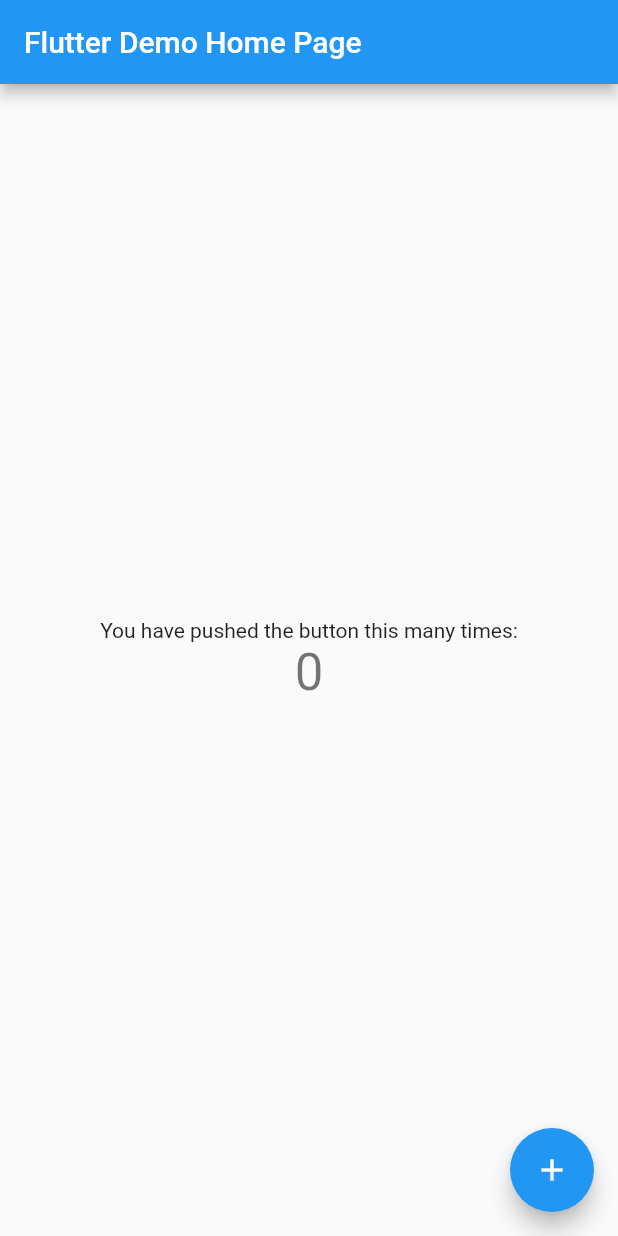
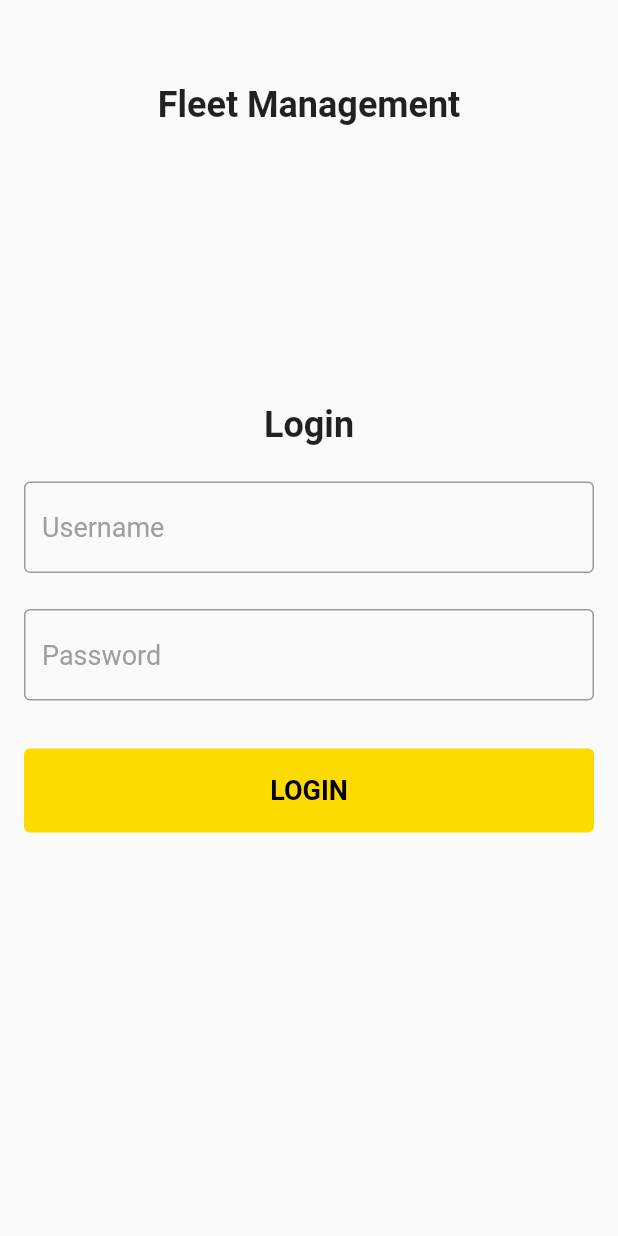
Before and after one commit to unknownaloy/max_task, a Flutter app: the screen it shows after launch, on a phone screen of 412 x 824 dp. Run offline on Flutter 3.47's test engine with Material 2 defaults, Android fonts, the phone set to English and light mode, and no system bars; our stand-ins replace google_fonts; Roboto replaces fonts that are missing (Questrial).

Commit message:
Added the login screen with form validation. Created the auth view model and method to handle login logic

```diff
--- /dev/null
+++ b/lib/components/authenticator_validator.dart
@@ -0,0 +1,18 @@
+import 'package:flutter/material.dart';
+import 'package:max_task/screens/login_screen.dart';
+import 'package:max_task/view_models/auth_view_model.dart';
+import 'package:provider/provider.dart';
+
+class AuthenticatorValidator extends StatelessWidget {
+  const AuthenticatorValidator({Key? key}) : super(key: key);
+
+  @override
+  Widget build(BuildContext context) {
+    final authViewModel = context.watch<AuthViewModel>();
+
+    if (!authViewModel.isAuthenticated) {
+      return const LoginScreen();
+    }
+    return const Placeholder();
+  }
+}
--- /dev/null
+++ b/lib/enums/query_state.dart
@@ -0,0 +1,4 @@
+enum QueryState {
+  querying,
+  notQuerying,
+}
--- a/lib/main.dart
+++ b/lib/main.dart
@@ -1,4 +1,7 @@
 import 'package:flutter/material.dart';
+import 'package:max_task/components/authenticator_validator.dart';
+import 'package:max_task/view_models/auth_view_model.dart';
+import 'package:provider/provider.dart';
 
 void main() {
   runApp(const MyApp());
@@ -10,106 +13,20 @@
   // This widget is the root of your application.
   @override
   Widget build(BuildContext context) {
-    return MaterialApp(
-      title: 'Flutter Demo',
-      theme: ThemeData(
-        // This is the theme of your application.
-        //
-        // Try running your application with "flutter run". You'll see the
-        // application has a blue toolbar. Then, without quitting the app, try
-        // changing the primarySwatch below to Colors.green and then invoke
-        // "hot reload" (press "r" in the console where you ran "flutter run",
-        // or simply save your changes to "hot reload" in a Flutter IDE).
-        // Notice that the counter didn't reset back to zero; the application
-        // is not restarted.
-        primarySwatch: Colors.blue,
+    return MultiProvider(
+      providers: [
+        ChangeNotifierProvider<AuthViewModel>(
+          create: (_) => AuthViewModel(),
+        ),
+      ],
+      child: MaterialApp(
+        debugShowCheckedModeBanner: false,
+        title: 'Flutter Demo',
+        theme: ThemeData(
+          primarySwatch: Colors.blue,
+        ),
+        home: const AuthenticatorValidator(),
       ),
-      home: const MyHomePage(title: 'Flutter Demo Home Page'),
     );
   }
 }
-
-class MyHomePage extends StatefulWidget {
-  const MyHomePage({super.key, required this.title});
-
-  // This widget is the home page of your application. It is stateful, meaning
-  // that it has a State object (defined below) that contains fields that affect
-  // how it looks.
-
-  // This class is the configuration for the state. It holds the values (in this
-  // case the title) provided by the parent (in this case the App widget) and
-  // used by the build method of the State. Fields in a Widget subclass are
-  // always marked "final".
-
-  final String title;
-
-  @override
-  State<MyHomePage> createState() => _MyHomePageState();
-}
-
-class _MyHomePageState extends State<MyHomePage> {
-  int _counter = 0;
-
-  void _incrementCounter() {
-    setState(() {
-      // This call to setState tells the Flutter framework that something has
-      // changed in this State, which causes it to rerun the build method below
-      // so that the display can reflect the updated values. If we changed
-      // _counter without calling setState(), then the build method would not be
-      // called again, and so nothing would appear to happen.
-      _counter++;
-    });
-  }
-
-  @override
-  Widget build(BuildContext context) {
-    // This method is rerun every time setState is called, for instance as done
-    // by the _incrementCounter method above.
-    //
-    // The Flutter framework has been optimized to make rerunning build methods
-    // fast, so that you can just rebuild anything that needs updating rather
-    // than having to individually change instances of widgets.
-    return Scaffold(
-      appBar: AppBar(
-        // Here we take the value from the MyHomePage object that was created by
-        // the App.build method, and use it to set our appbar title.
-        title: Text(widget.title),
-      ),
-      body: Center(
-        // Center is a layout widget. It takes a single child and positions it
-        // in the middle of the parent.
-        child: Column(
-          // Column is also a layout widget. It takes a list of children and
-          // arranges them vertically. By default, it sizes itself to fit its
-          // children horizontally, and tries to be as tall as its parent.
-          //
-          // Invoke "debug painting" (press "p" in the console, choose the
-          // "Toggle Debug Paint" action from the Flutter Inspector in Android
-          // Studio, or the "Toggle Debug Paint" command in Visual Studio Code)
-          // to see the wireframe for each widget.
-          //
-          // Column has various properties to control how it sizes itself and
-          // how it positions its children. Here we use mainAxisAlignment to
-          // center the children vertically; the main axis here is the vertical
-          // axis because Columns are vertical (the cross axis would be
-          // horizontal).
-          mainAxisAlignment: MainAxisAlignment.center,
-          children: <Widget>[
-            const Text(
-              'You have pushed the button this many times:',
-            ),
-            Text(
-              '$_counter',
-              style: Theme.of(context).textTheme.headline4,
-            ),
-          ],
-        ),
-      ),
-      floatingActionButton: FloatingActionButton(
-        onPressed: _incrementCounter,
-        tooltip: 'Increment',
-        child: const Icon(Icons.add),
-      ), // This trailing comma makes auto-formatting nicer for build methods.
-    );
-  }
-}
--- /dev/null
+++ b/lib/models/vehicle.dart
@@ -0,0 +1,13 @@
+class Vehicle {
+  final String number;
+  final String model;
+  final String color;
+  final String champion;
+
+  const Vehicle({
+    required this.number,
+    required this.model,
+    required this.color,
+    required this.champion,
+  });
+}
--- /dev/null
+++ b/lib/screens/login_screen.dart
@@ -0,0 +1,221 @@
+import 'package:flutter/material.dart';
+import 'package:flutter/services.dart';
+import 'package:google_fonts/google_fonts.dart';
+import 'package:max_task/enums/query_state.dart';
+import 'package:max_task/view_models/auth_view_model.dart';
+import 'package:provider/provider.dart';
+
+class LoginScreen extends StatefulWidget {
+  const LoginScreen({Key? key}) : super(key: key);
+
+  @override
+  State<LoginScreen> createState() => _LoginScreenState();
+}
+
+class _LoginScreenState extends State<LoginScreen> {
+  final GlobalKey<FormState> _formKey = GlobalKey<FormState>();
+
+  late final TextEditingController _usernameTextController;
+  late final TextEditingController _passwordTextController;
+
+  @override
+  void initState() {
+    super.initState();
+
+    _usernameTextController = TextEditingController();
+    _passwordTextController = TextEditingController();
+  }
+
+  @override
+  void dispose() {
+    _usernameTextController.dispose();
+    _passwordTextController.dispose();
+
+    super.dispose();
+  }
+
+  @override
+  Widget build(BuildContext context) {
+    final authViewModel = context.read<AuthViewModel>();
+    return Scaffold(
+      body: SafeArea(
+        child: LayoutBuilder(
+          builder: (context, constraints) {
+            return SingleChildScrollView(
+              child: ConstrainedBox(
+                constraints: BoxConstraints(
+                  minWidth: constraints.maxWidth,
+                  minHeight: constraints.maxHeight,
+                ),
+                child: IntrinsicHeight(
+                  child: Form(
+                    key: _formKey,
+                    child: Padding(
+                      padding: const EdgeInsets.symmetric(horizontal: 16.0),
+                      child: Stack(
+                        children: [
+                          Padding(
+                            padding: const EdgeInsets.only(top: 56.0),
+                            child: Align(
+                              alignment: Alignment.topCenter,
+                              child: Text(
+                                "Fleet Management",
+                                style: GoogleFonts.questrial(
+                                  fontSize: 24.0,
+                                  fontWeight: FontWeight.w700,
+                                ),
+                              ),
+                            ),
+                          ),
+                          Align(
+                            alignment: Alignment.center,
+                            child: Column(
+                              mainAxisSize: MainAxisSize.min,
+                              children: [
+                                Text(
+                                  "Login",
+                                  style: GoogleFonts.questrial(
+                                    fontSize: 24.0,
+                                    fontWeight: FontWeight.w700,
+                                  ),
+                                ),
+                                const SizedBox(
+                                  height: 24.0,
+                                ),
+                                TextFormField(
+                                  maxLines: 1,
+                                  onChanged: (String value) {},
+                                  controller: _usernameTextController,
+                                  cursorColor: Colors.grey,
+                                  keyboardType: TextInputType.emailAddress,
+                                  style: Theme.of(context)
+                                      .textTheme
+                                      .bodyText2
+                                      ?.copyWith(
+                                        fontSize: 18.0,
+                                        color: Colors.black,
+                                      ),
+                                  decoration: InputDecoration(
+                                    hintText: "Username",
+                                    hintStyle: Theme.of(context)
+                                        .textTheme
+                                        .bodyText2
+                                        ?.copyWith(
+                                          fontSize: 18.0,
+                                          color: Colors.grey,
+                                        ),
+                                    border: const OutlineInputBorder(),
+                                  ),
+                                  inputFormatters: [
+                                    FilteringTextInputFormatter.allow(
+                                      RegExp(r'[a-zA-Z0-9]'),
+                                    ),
+                                  ],
+                                  validator: (value) {
+                                    if (value?.isEmpty == true) {
+                                      return 'Please enter an email';
+                                    }
+
+                                    if (value!.length < 4) {
+                                      return "Username should be up to 4 characters";
+                                    }
+
+                                    return null;
+                                  },
+                                  onSaved: (String? value) {},
+                                ),
+                                const SizedBox(
+                                  height: 24.0,
+                                ),
+                                TextFormField(
+                                  maxLines: 1,
+                                  onChanged: (String value) {},
+                                  controller: _passwordTextController,
+                                  cursorColor: Colors.grey,
+                                  obscureText: true,
+                                  style: Theme.of(context)
+                                      .textTheme
+                                      .bodyText2
+                                      ?.copyWith(
+                                        fontSize: 18.0,
+                                        color: Colors.black,
+                                      ),
+                                  decoration: InputDecoration(
+                                    hintText: "Password",
+                                    hintStyle: Theme.of(context)
+                                        .textTheme
+                                        .bodyText2
+                                        ?.copyWith(
+                                          fontSize: 18.0,
+                                          color: Colors.grey,
+                                        ),
+                                    border: const OutlineInputBorder(),
+                                  ),
+                                  validator: (value) {
+                                    if (value?.isEmpty == true) {
+                                      return 'Password field cannot be empty';
+                                    }
+
+                                    if (value!.length < 6) {
+                                      return "Password length should be up to 6 characters";
+                                    }
+
+                                    return null;
+                                  },
+                                  onSaved: (String? value) {},
+                                ),
+                                const SizedBox(
+                                  height: 32.0,
+                                ),
+                                Consumer<AuthViewModel>(
+                                  builder: (_, model, child) => TextButton(
+                                    style: ButtonStyle(
+                                      backgroundColor:
+                                          MaterialStateProperty.all(
+                                        const Color(0xffFDDB00),
+                                      ),
+                                      minimumSize: MaterialStateProperty.all(
+                                        const Size.fromHeight(56.0),
+                                      ),
+                                    ),
+                                    child:
+                                        model.queryState == QueryState.querying
+                                            ? const CircularProgressIndicator(
+                                                strokeWidth: 2.0,
+                                                color: Colors.black,
+                                              )
+                                            : Text(
+                                                "LOGIN",
+                                                style: GoogleFonts.questrial(
+                                                  fontWeight: FontWeight.w700,
+                                                  fontSize: 18.0,
+                                                  color: Colors.black,
+                                                ),
+                                              ),
+                                    onPressed: () {
+                                      if (_formKey.currentState!.validate()) {
+                                        authViewModel.loginUser(
+                                          inputtedUsername:
+                                              _usernameTextController.text
+                                                  .trim(),
+                                        );
+                                      }
+                                    },
+                                  ),
+                                ),
+                              ],
+                            ),
+                          )
+                        ],
+                      ),
+                    ),
+                  ),
+                ),
+              ),
+            );
+          },
+        ),
+      ),
+    );
+  }
+}
--- /dev/null
+++ b/lib/view_models/auth_view_model.dart
@@ -0,0 +1,25 @@
+import 'package:flutter/cupertino.dart';
+import 'package:max_task/enums/query_state.dart';
+
+class AuthViewModel extends ChangeNotifier {
+  bool _isAuthenticated = false;
+  bool get isAuthenticated => _isAuthenticated;
+
+  QueryState _queryState = QueryState.notQuerying;
+  QueryState get queryState => _queryState;
+
+  String? _username;
+  String? get username => _username;
+
+  void loginUser({required String inputtedUsername}) {
+    _queryState = QueryState.querying;
+    notifyListeners();
+    Future.delayed(const Duration(seconds: 2), () {
+      _username = inputtedUsername;
+      _isAuthenticated = true;
+
+      _queryState = QueryState.notQuerying;
+      notifyListeners();
+    });
+  }
+}
--- a/pubspec.yaml
+++ b/pubspec.yaml
@@ -31,6 +31,9 @@
 dependencies:
   flutter:
     sdk: flutter
+
+  google_fonts: ^4.0.3
+  provider: ^6.0.5
 
 
   # The following adds the Cupertino Icons font to your application.
```
Also changed, not shown: pubspec.lock, 6 other files.
